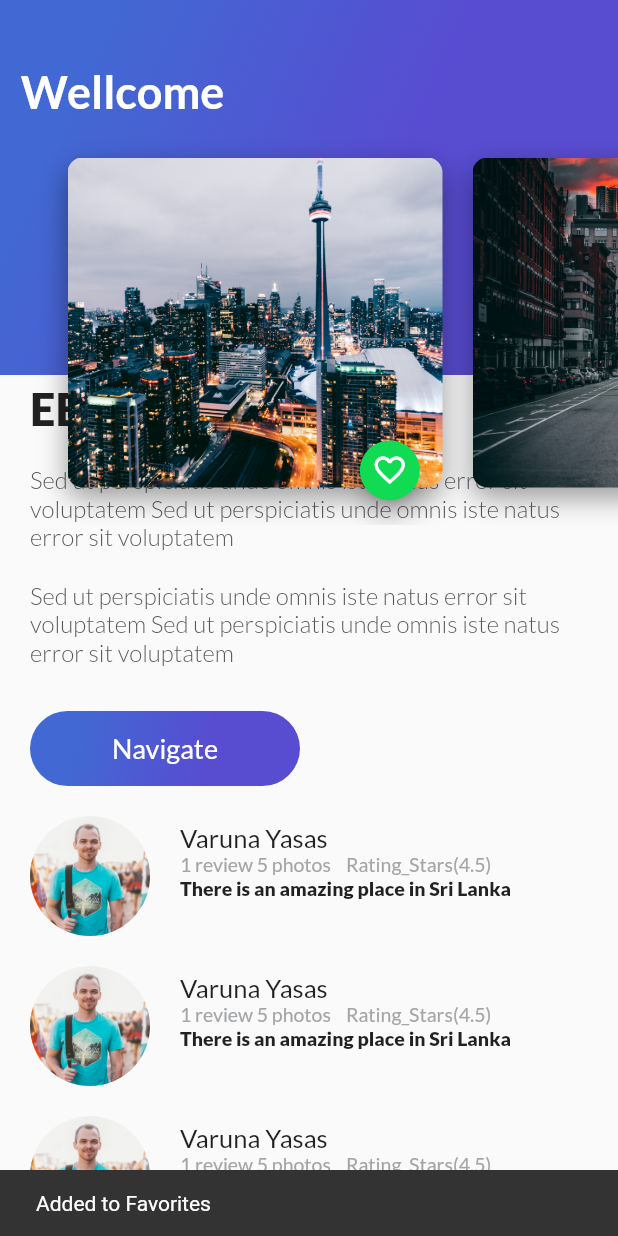
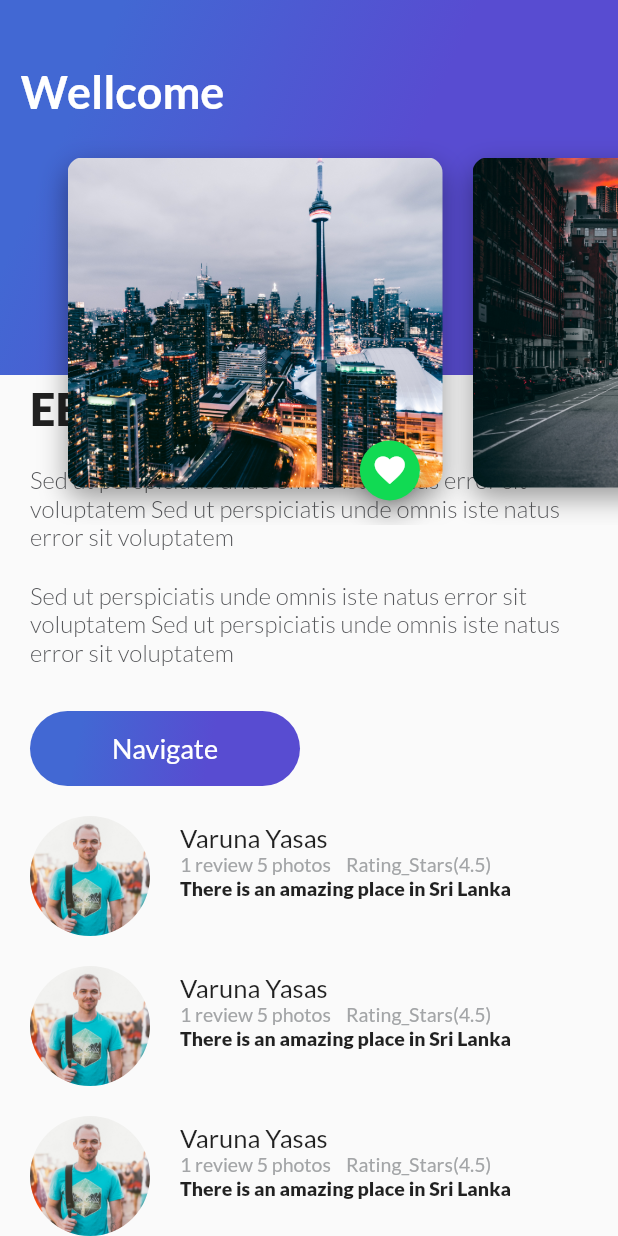
Before and after one commit to EduardoLizarazu/Flutter-Project-Course, a Flutter app: the screen it shows after launch, scrolled down 66 dp, after a tap on the "favorite outline" icon, on a phone screen of 412 x 824 dp. Run offline on Flutter 3.47's test engine with Material 2 defaults, Android fonts, the phone set to English and light mode, and no system bars.

Commit message:
interactive like

```diff
--- a/lib/buttons/floating_action_button_green.dart
+++ b/lib/buttons/floating_action_button_green.dart
@@ -9,9 +9,11 @@ class FloatingActionButtonGreen extends StatefulWidget {
 }
 
 class _FloatingActionButtonGreen extends State<FloatingActionButtonGreen> {
-  void onPressedFav() {
-    Scaffold.of(context)
-        .showSnackBar(SnackBar(content: Text("Added to Favorites")));
+  bool _pressed = false;
+  void _onPressedFav() {
+    setState(() {
+      _pressed = !this._pressed;
+    });
   }
 
   @override
@@ -21,8 +23,8 @@ class _FloatingActionButtonGreen extends State<FloatingActionButtonGreen> {
       backgroundColor: const Color(0xFF11DA53),
       mini: true,
       tooltip: "Fav",
-      onPressed: onPressedFav,
-      child: const Icon(Icons.favorite_border),
+      onPressed: _onPressedFav,
+      child: Icon(_pressed ? Icons.favorite : Icons.favorite_border),
     );
   }
 }
```
